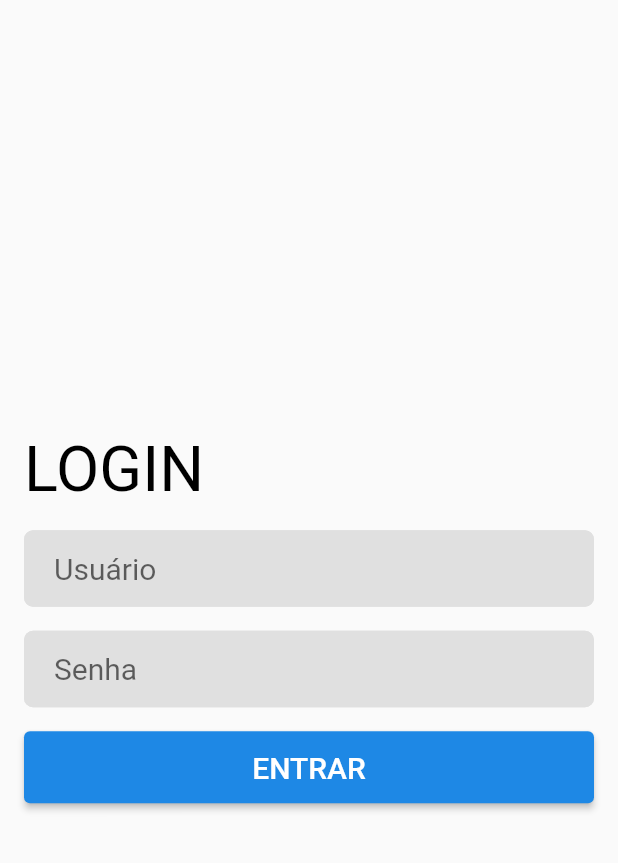
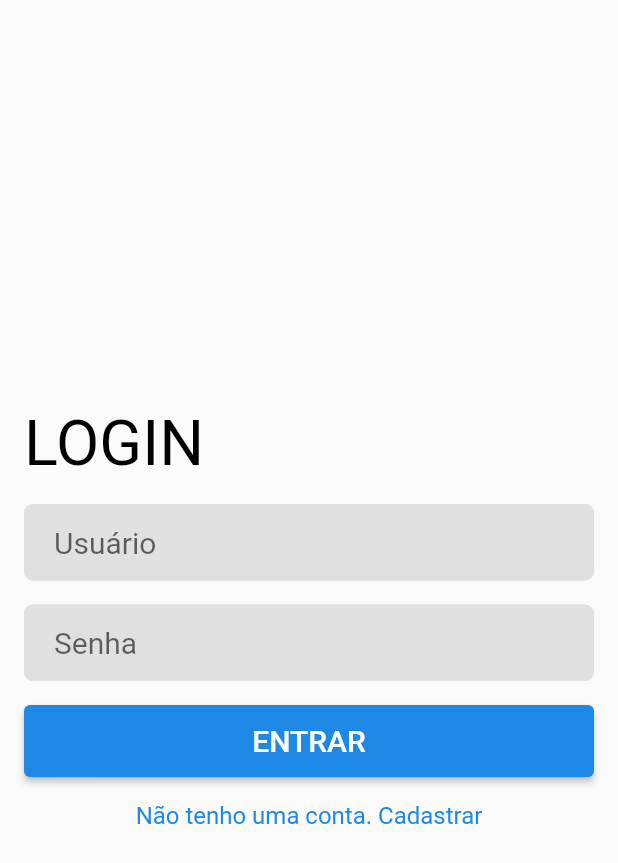
Before and after one commit to RodriguesRodrigo/fluxo_caixa, a Flutter app: the screen it shows after launch, on a phone screen of 412 x 824 dp. Shown: the top 863 px of the screen. Run offline on Flutter 3.47's test engine with Material 2 defaults, Android fonts, the phone set to English and light mode, and no system bars; our stand-ins replace cloud_firestore, firebase_auth, firebase_core, flutter_mobx, flutter_modular, google_sign_in and 1 more; accounts and stored records are empty; generated files the repository leaves out were written again.

Commit message:
Widget to redirect from login page to create user page :runner:

```diff
--- a/lib/app/modules/login/components/login_page_body.dart
+++ b/lib/app/modules/login/components/login_page_body.dart
@@ -1,4 +1,5 @@
 import 'package:flutter/material.dart';
+import 'package:flutter_modular/flutter_modular.dart';
 import 'package:fluxo_caixa/app/modules/login/login_controller.dart';
 
 class LoginPageBody {
@@ -158,4 +159,19 @@ class LoginPageBody {
       ),
     );
   }
+
+  redirectCreateUser() {
+    return Container(
+      child: InkWell(
+        child: Text(
+          'Não tenho uma conta. Cadastrar',
+          style: TextStyle(
+            color: Colors.blue[600],
+            fontSize: 16.0,
+          )
+        ),
+        onTap: () => Modular.to.pushReplacementNamed('/createUser'),
+      ),
+    );
+  }
 }
--- a/lib/app/modules/login/login_page.dart
+++ b/lib/app/modules/login/login_page.dart
@@ -40,6 +40,8 @@ class _LoginPageState extends ModularState<LoginPage, LoginController> {
             _body.textFormFieldPassword(),
             new Padding(padding: const EdgeInsets.only(top: 16.0)),
             _body.containerButton(context, controller),
+            new Padding(padding: const EdgeInsets.only(top: 16.0)),
+            _body.redirectCreateUser(),
           ],
         ),
       ),
```
